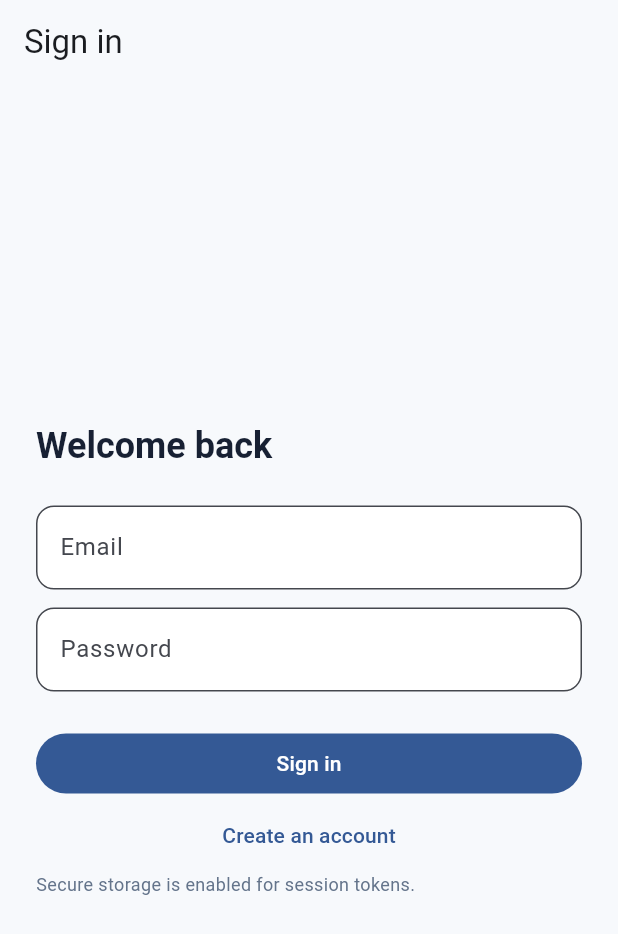
After one commit to sameer73-s/ultimatesolution-communication-mobile, a Flutter app: the screen it shows after launch, after a tap on "Sign in", on a phone screen of 412 x 824 dp. The commit adds this screen. Shown: the top 934 px of the screen. Run offline on Flutter 3.47's test engine with Material 3 defaults, Android fonts, the phone set to English and light mode, and no system bars; our stand-ins replace dio, flutter_bloc, flutter_secure_storage, get_it, go_router; network calls fail.

Commit message:
feat(flutter): add clean architecture auth feature

```diff
--- a/lib/core/di/injection_container.dart
+++ b/lib/core/di/injection_container.dart
@@ -2,13 +2,17 @@ import 'package:dio/dio.dart';
 import 'package:get_it/get_it.dart';
 
 import '../network/api_client.dart';
+import '../../features/auth/data/datasources/auth_remote_data_source.dart';
+import '../../features/auth/data/repositories/auth_repository_impl.dart';
+import '../../features/auth/domain/repositories/auth_repository.dart';
+import '../../features/auth/presentation/bloc/auth_bloc.dart';
 
 final GetIt serviceLocator = GetIt.instance;
 
 Future<void> configureDependencies() async {
   if (!serviceLocator.isRegistered<AccessTokenStore>()) {
     serviceLocator.registerSingleton<AccessTokenStore>(
-      InMemoryAccessTokenStore(),
+      SecureAccessTokenStore(),
     );
   }
   if (!serviceLocator.isRegistered<ApiClient>()) {
@@ -21,4 +25,22 @@ Future<void> configureDependencies() async {
       () => serviceLocator<ApiClient>().dio,
     );
   }
+  if (!serviceLocator.isRegistered<AuthRemoteDataSource>()) {
+    serviceLocator.registerLazySingleton<AuthRemoteDataSource>(
+      () => DioAuthRemoteDataSource(serviceLocator<ApiClient>()),
+    );
+  }
+  if (!serviceLocator.isRegistered<AuthRepository>()) {
+    serviceLocator.registerLazySingleton<AuthRepository>(
+      () => AuthRepositoryImpl(
+        serviceLocator<AuthRemoteDataSource>(),
+        serviceLocator<AccessTokenStore>(),
+      ),
+    );
+  }
+  if (!serviceLocator.isRegistered<AuthBloc>()) {
+    serviceLocator.registerFactory<AuthBloc>(
+      () => AuthBloc(serviceLocator<AuthRepository>()),
+    );
+  }
 }
--- a/lib/core/network/api_client.dart
+++ b/lib/core/network/api_client.dart
@@ -1,18 +1,50 @@
 import 'package:dio/dio.dart';
+import 'package:flutter_secure_storage/flutter_secure_storage.dart';
 
 import 'dio_failure_mapper.dart';
 
 abstract interface class AccessTokenStore {
   Future<String?> read();
   Future<void> write(String token);
+  Future<String?> readRefresh();
+  Future<void> writeRefresh(String token);
   Future<void> clear();
 }
 
+/// Durable token storage for authenticated sessions.
+/// Uses the platform secure storage implementation provided by
+/// `flutter_secure_storage`.
+final class SecureAccessTokenStore implements AccessTokenStore {
+  SecureAccessTokenStore({FlutterSecureStorage? storage})
+    : _storage = storage ?? const FlutterSecureStorage();
+
+  static const _accessTokenKey = 'access_token';
+  static const _refreshTokenKey = 'refresh_token';
+  final FlutterSecureStorage _storage;
+
+  @override
+  Future<String?> read() => _storage.read(key: _accessTokenKey);
+
+  @override
+  Future<void> write(String token) =>
+      _storage.write(key: _accessTokenKey, value: token);
+
+  @override
+  Future<String?> readRefresh() => _storage.read(key: _refreshTokenKey);
+
+  @override
+  Future<void> writeRefresh(String token) =>
+      _storage.write(key: _refreshTokenKey, value: token);
+
+  @override
+  Future<void> clear() => _storage.deleteAll();
+}
+
 /// Temporary in-memory storage for development and tests only.
-/// Feature 4.2 must replace this with durable secure storage, such as
-/// `flutter_secure_storage`, before any production use.
+/// It must never be used for production authentication sessions.
 final class InMemoryAccessTokenStore implements AccessTokenStore {
   String? _token;
+  String? _refreshToken;
 
   @override
   Future<String?> read() async => _token;
@@ -21,7 +53,16 @@ final class InMemoryAccessTokenStore implements AccessTokenStore {
   Future<void> write(String token) async => _token = token;
 
   @override
-  Future<void> clear() async => _token = null;
+  Future<String?> readRefresh() async => _refreshToken;
+
+  @override
+  Future<void> writeRefresh(String token) async => _refreshToken = token;
+
+  @override
+  Future<void> clear() async {
+    _token = null;
+    _refreshToken = null;
+  }
 }
 
 final class ApiClient {
--- a/lib/core/routing/app_router.dart
+++ b/lib/core/routing/app_router.dart
@@ -1,10 +1,30 @@
 import 'package:flutter/material.dart';
+import 'package:flutter_bloc/flutter_bloc.dart';
 import 'package:go_router/go_router.dart';
+
+import '../../features/auth/presentation/bloc/auth_bloc.dart';
+import '../../features/auth/presentation/pages/login_page.dart';
+import '../../features/auth/presentation/pages/register_page.dart';
+import '../di/injection_container.dart';
 
 final GoRouter appRouter = GoRouter(
   initialLocation: '/',
   routes: [
     GoRoute(path: '/', builder: (context, state) => const CoreHomePage()),
+    GoRoute(
+      path: '/login',
+      builder: (context, state) => BlocProvider(
+        create: (_) => serviceLocator<AuthBloc>(),
+        child: const LoginPage(),
+      ),
+    ),
+    GoRoute(
+      path: '/register',
+      builder: (context, state) => BlocProvider(
+        create: (_) => serviceLocator<AuthBloc>(),
+        child: const RegisterPage(),
+      ),
+    ),
   ],
 );
 
@@ -15,7 +35,12 @@ final class CoreHomePage extends StatelessWidget {
   Widget build(BuildContext context) {
     return Scaffold(
       appBar: AppBar(title: const Text('Ultimate Solution')),
-      body: const Center(child: Text('Core setup is ready.')),
+      body: Center(
+        child: FilledButton(
+          onPressed: () => context.go('/login'),
+          child: const Text('Sign in'),
+        ),
+      ),
     );
   }
 }
--- /dev/null
+++ b/lib/features/auth/data/repositories/auth_repository_impl.dart
@@ -0,0 +1,68 @@
+import '../../../../core/errors/failures.dart';
+import '../../../../core/network/api_client.dart';
+import '../../domain/entities/auth_session.dart';
+import '../../domain/repositories/auth_repository.dart';
+import '../datasources/auth_remote_data_source.dart';
+import '../models/auth_models.dart';
+
+final class AuthRepositoryImpl implements AuthRepository {
+  AuthRepositoryImpl(this._remote, this._tokenStore);
+
+  final AuthRemoteDataSource _remote;
+  final AccessTokenStore _tokenStore;
+
+  @override
+  Future<({AuthSession? session, Failure? failure})> login({
+    required String email,
+    required String password,
+  }) => _execute(
+    () => _remote.login(LoginRequestModel(email: email, password: password)),
+  );
+
+  @override
+  Future<({AuthSession? session, Failure? failure})> register({
+    required String email,
+    required String password,
+    required String displayName,
+  }) => _execute(
+    () => _remote.register(
+      RegisterRequestModel(
+        email: email,
+        password: password,
+        displayName: displayName,
+      ),
+    ),
+  );
+
+  @override
+  Future<({AuthSession? session, Failure? failure})> refresh() async {
+    final refreshToken = await _tokenStore.readRefresh();
+    if (refreshToken == null || refreshToken.isEmpty) {
+      return (session: null, failure: const UnauthorizedFailure());
+    }
+    return _execute(
+      () => _remote.refresh(RefreshTokenRequestModel(refreshToken)),
+    );
+  }
+
+  @override
+  Future<void> logout() async {
+    await _tokenStore.clear();
+  }
+
+  Future<({AuthSession? session, Failure? failure})> _execute(
+    Future<AuthSessionModel> Function() action,
+  ) async {
+    try {
+      final model = await action();
+      await _tokenStore.write(model.accessToken);
+      await _tokenStore.writeRefresh(model.refreshToken);
+      return (session: model.toEntity(), failure: null);
+    } catch (error) {
+      return (
+        session: null,
+        failure: error is Failure ? error : const UnknownFailure(),
+      );
+    }
+  }
+}
--- /dev/null
+++ b/lib/features/auth/domain/entities/auth_session.dart
@@ -0,0 +1,15 @@
+class AuthSession {
+  const AuthSession({
+    required this.accessToken,
+    required this.refreshToken,
+    required this.accessTokenExpiresAtUtc,
+    required this.roles,
+  });
+
+  final String accessToken;
+  final String refreshToken;
+  final DateTime accessTokenExpiresAtUtc;
+  final List<String> roles;
+
+  bool get isExpired => DateTime.now().toUtc().isAfter(accessTokenExpiresAtUtc);
+}
--- /dev/null
+++ b/lib/features/auth/domain/repositories/auth_repository.dart
@@ -0,0 +1,19 @@
+import '../../../../core/errors/failures.dart';
+import '../entities/auth_session.dart';
+
+abstract interface class AuthRepository {
+  Future<({AuthSession? session, Failure? failure})> login({
+    required String email,
+    required String password,
+  });
+
+  Future<({AuthSession? session, Failure? failure})> register({
+    required String email,
+    required String password,
+    required String displayName,
+  });
+
+  Future<({AuthSession? session, Failure? failure})> refresh();
+
+  Future<void> logout();
+}
--- /dev/null
+++ b/lib/features/auth/presentation/bloc/auth_bloc.dart
@@ -0,0 +1,119 @@
+import 'package:flutter_bloc/flutter_bloc.dart';
+
+import '../../../../core/errors/failures.dart';
+import '../../domain/entities/auth_session.dart';
+import '../../domain/repositories/auth_repository.dart';
+
+sealed class AuthEvent {
+  const AuthEvent();
+}
+
+final class LoginSubmitted extends AuthEvent {
+  const LoginSubmitted({required this.email, required this.password});
+
+  final String email;
+  final String password;
+}
+
+final class RegisterSubmitted extends AuthEvent {
+  const RegisterSubmitted({
+    required this.email,
+    required this.password,
+    required this.displayName,
+  });
+
+  final String email;
+  final String password;
+  final String displayName;
+}
+
+final class RefreshRequested extends AuthEvent {
+  const RefreshRequested();
+}
+
+final class LogoutRequested extends AuthEvent {
+  const LogoutRequested();
+}
+
+sealed class AuthState {
+  const AuthState();
+}
+
+final class AuthInitial extends AuthState {
+  const AuthInitial();
+}
+
+final class AuthLoading extends AuthState {
+  const AuthLoading();
+}
+
+final class AuthAuthenticated extends AuthState {
+  const AuthAuthenticated(this.session);
+
+  final AuthSession session;
+}
+
+final class AuthUnauthenticated extends AuthState {
+  const AuthUnauthenticated([this.failure]);
+
+  final Failure? failure;
+}
+
+final class AuthBloc extends Bloc<AuthEvent, AuthState> {
+  AuthBloc(this._repository) : super(const AuthInitial()) {
+    on<LoginSubmitted>(_onLogin);
+    on<RegisterSubmitted>(_onRegister);
+    on<RefreshRequested>(_onRefresh);
+    on<LogoutRequested>(_onLogout);
+  }
+
+  final AuthRepository _repository;
+
+  Future<void> _onLogin(LoginSubmitted event, Emitter<AuthState> emit) async {
+    emit(const AuthLoading());
+    final result = await _repository.login(
+      email: event.email,
+      password: event.password,
+    );
+    _emitResult(result, emit);
+  }
+
+  Future<void> _onRegister(
+    RegisterSubmitted event,
+    Emitter<AuthState> emit,
+  ) async {
+    emit(const AuthLoading());
+    final result = await _repository.register(
+      email: event.email,
+      password: event.password,
+      displayName: event.displayName,
+    );
+    _emitResult(result, emit);
+  }
+
+  Future<void> _onRefresh(
+    RefreshRequested event,
+    Emitter<AuthState> emit,
+  ) async {
+    emit(const AuthLoading());
+    final result = await _repository.refresh();
+    _emitResult(result, emit);
+  }
+
+  Future<void> _onLogout(LogoutRequested event, Emitter<AuthState> emit) async {
+    await _repository.logout();
+    emit(const AuthUnauthenticated());
+  }
+
+  void _emitResult(
+    ({AuthSession? session, Failure? failure}) result,
+    Emitter<AuthState> emit,
+  ) {
+    final session = result.session;
+    if (session != null) {
+      emit(AuthAuthenticated(session));
+    } else {
+      emit(AuthUnauthenticated(result.failure));
+    }
+  }
+}
--- /dev/null
+++ b/lib/features/auth/presentation/pages/login_page.dart
@@ -0,0 +1,111 @@
+import 'package:flutter/material.dart';
+import 'package:flutter_bloc/flutter_bloc.dart';
+import 'package:go_router/go_router.dart';
+
+import '../../../../core/theme/app_theme.dart';
+import '../bloc/auth_bloc.dart';
+
+final class LoginPage extends StatefulWidget {
+  const LoginPage({super.key});
+
+  @override
+  State<LoginPage> createState() => _LoginPageState();
+}
+
+final class _LoginPageState extends State<LoginPage> {
+  final _emailController = TextEditingController();
+  final _passwordController = TextEditingController();
+
+  @override
+  void dispose() {
+    _emailController.dispose();
+    _passwordController.dispose();
+    super.dispose();
+  }
+
+  @override
+  Widget build(BuildContext context) {
+    return Scaffold(
+      appBar: AppBar(title: const Text('Sign in')),
+      body: BlocConsumer<AuthBloc, AuthState>(
+        listener: (context, state) {
+          if (state case AuthAuthenticated()) {
+            ScaffoldMessenger.of(context).showSnackBar(
+              const SnackBar(content: Text('Signed in successfully.')),
+            );
+          }
+        },
+        builder: (context, state) {
+          final isLoading = state is AuthLoading;
+          final failure = state is AuthUnauthenticated ? state.failure : null;
+          return Center(
+            child: ConstrainedBox(
+              constraints: const BoxConstraints(maxWidth: 420),
+              child: Padding(
+                padding: const EdgeInsets.all(24),
+                child: Column(
+                  mainAxisAlignment: MainAxisAlignment.center,
+                  crossAxisAlignment: CrossAxisAlignment.stretch,
+                  children: [
+                    Text(
+                      'Welcome back',
+                      style: Theme.of(context).textTheme.headlineSmall,
+                    ),
+                    const SizedBox(height: 24),
+                    TextField(
+                      controller: _emailController,
+                      keyboardType: TextInputType.emailAddress,
+                      decoration: const InputDecoration(labelText: 'Email'),
+                    ),
+                    const SizedBox(height: 12),
+                    TextField(
+                      controller: _passwordController,
+                      obscureText: true,
+                      decoration: const InputDecoration(labelText: 'Password'),
+                    ),
+                    if (failure != null) ...[
+                      const SizedBox(height: 12),
+                      Text(
+                        failure.message,
+                        style: TextStyle(
+                          color: Theme.of(context).colorScheme.error,
+                        ),
+                      ),
+                    ],
+                    const SizedBox(height: 24),
+                    FilledButton(
+                      onPressed: isLoading ? null : _submit,
+                      child: isLoading
+                          ? const CircularProgressIndicator()
+                          : const Text('Sign in'),
+                    ),
+                    TextButton(
+                      onPressed: () => context.go('/register'),
+                      child: const Text('Create an account'),
+                    ),
+                    Text(
+                      'Secure storage is enabled for session tokens.',
+                      style: AppTextStyles.body.copyWith(
+                        color: AppColors.mutedText,
+                        fontSize: 12,
+                      ),
+                    ),
+                  ],
+                ),
+              ),
+            ),
+          );
+        },
+      ),
+    );
+  }
+
+  void _submit() {
+    context.read<AuthBloc>().add(
+      LoginSubmitted(
+        email: _emailController.text.trim(),
+        password: _passwordController.text,
+      ),
+    );
+  }
+}
--- a/pubspec.yaml
+++ b/pubspec.yaml
@@ -38,6 +38,7 @@ dependencies:
   get_it: ^9.2.1
   go_router: ^18.0.0
   flutter_bloc: ^9.1.1
+  flutter_secure_storage: ^11.0.0
 
 dev_dependencies:
   flutter_test:
```
Also changed, not shown: lib/features/auth/data/datasources/auth_remote_data_source.dart (added, +45 -0 lines), lib/features/auth/data/models/auth_models.dart (added, +84 -0 lines), lib/features/auth/presentation/pages/register_page.dart (added, +103 -0 lines), pubspec.lock, 3 other files.
